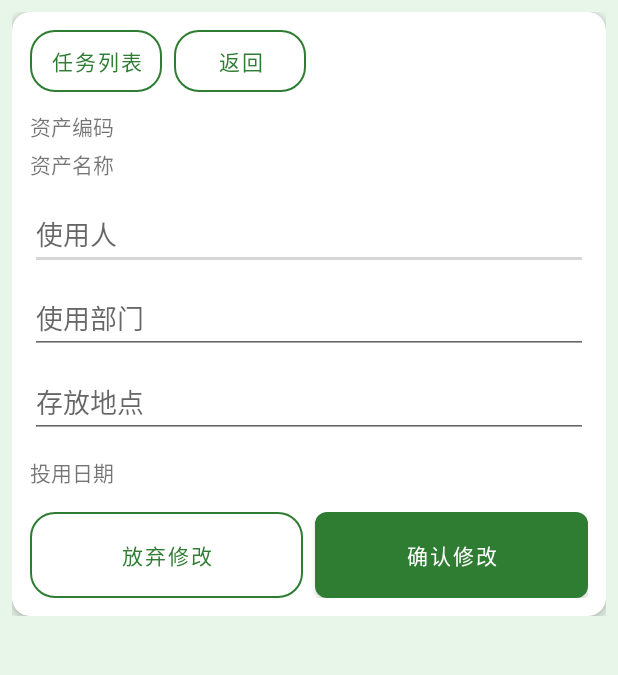
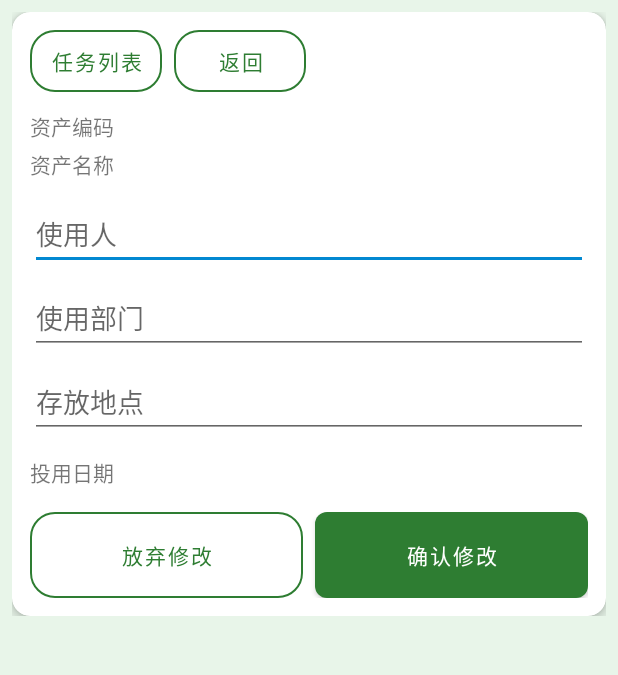
Before and after one commit to xuexizhe007/asset-inventory-app, an Android app: the AssetEditActivity screen opened directly, with no data from a screen before it, on a phone screen of 412 x 824 dp, the part 84-759 px from its top. Run offline under Robolectric (Android 15) with nearby library versions, the phone set to English and light mode, and no system bars; 1 statement that could not run was skipped.

Commit message:
v3-0.009

```diff
--- a/app/src/main/res/values/colors.xml
+++ b/app/src/main/res/values/colors.xml
@@ -1,24 +1,31 @@
 <?xml version="1.0" encoding="utf-8"?>
 <resources>
 
-    <!-- 主题主色（绿色系，可按需要调整） -->
+    <!-- 主色（绿色） -->
     <color name="color_primary">#2E7D32</color>
     <color name="color_primary_dark">#1B5E20</color>
     <color name="color_primary_light">#E8F5E9</color>
 
-    <!-- 兼容老模板（如果主题里用的是这几个名字也不会报错） -->
+    <!-- 兼容原主题字段 -->
     <color name="colorPrimary">@color/color_primary</color>
     <color name="colorPrimaryDark">@color/color_primary_dark</color>
-    <color name="colorAccent">#FF9800</color>
 
-    <!-- 文本颜色 -->
+    <!-- 次主题色（蓝色系，用于强调 / Accent） -->
+    <color name="color_secondary">#0288D1</color>
+    <color name="color_secondary_dark">#01579B</color>
+
+    <!-- 兼容原来的 colorAccent，直接用次主题色 -->
+    <color name="colorAccent">@color/color_secondary</color>
+
+    <!-- 常用文本颜色 -->
     <color name="color_primary_text">#212121</color>
     <color name="color_secondary_text">#666666</color>
 
-    <!-- 背景通用 -->
+    <!-- 白色 / 背景色（补上 @color/white） -->
+    <color name="white">#FFFFFF</color>
     <color name="color_background">#FFFFFF</color>
 
-    <!-- 盘点状态颜色（Legend + 列表左侧色条 + 状态标签） -->
+    <!-- 盘点状态颜色（Legend + 左侧色条 + 状态标签） -->
     <!-- 未盘点：灰色 -->
     <color name="status_unchecked">#BDBDBD</color>
 
```
